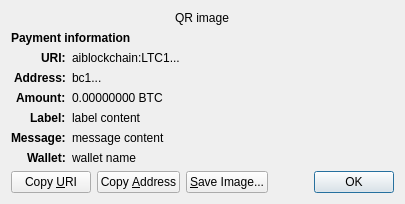
Before: the Qt Designer form src/qt/forms/receiverequestdialog.ui in nickgsh/AiBlockChain, drawn with Qt 5.
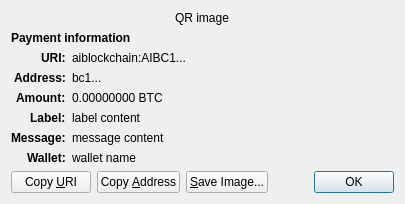
After: the same form once the commit is applied. Custom widgets are drawn as their Qt base class.

```diff
--- a/src/qt/forms/receiverequestdialog.ui
+++ b/src/qt/forms/receiverequestdialog.ui
@@ -65,7 +65,7 @@
    <item row="2" column="1" alignment="Qt::AlignTop">
     <widget class="QLabel" name="uri_content">
      <property name="text">
-      <string notr="true">aiblockchain:LTC1...</string>
+      <string notr="true">aiblockchain:AIBC1...</string>
      </property>
      <property name="textFormat">
       <enum>Qt::RichText</enum>
```
